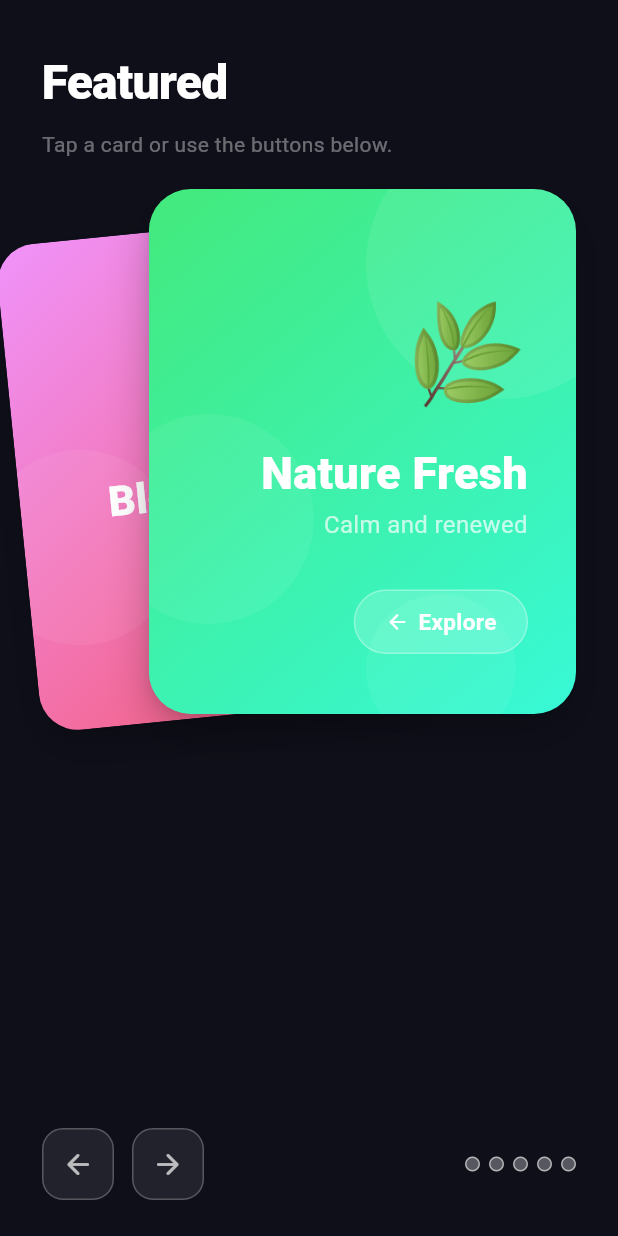
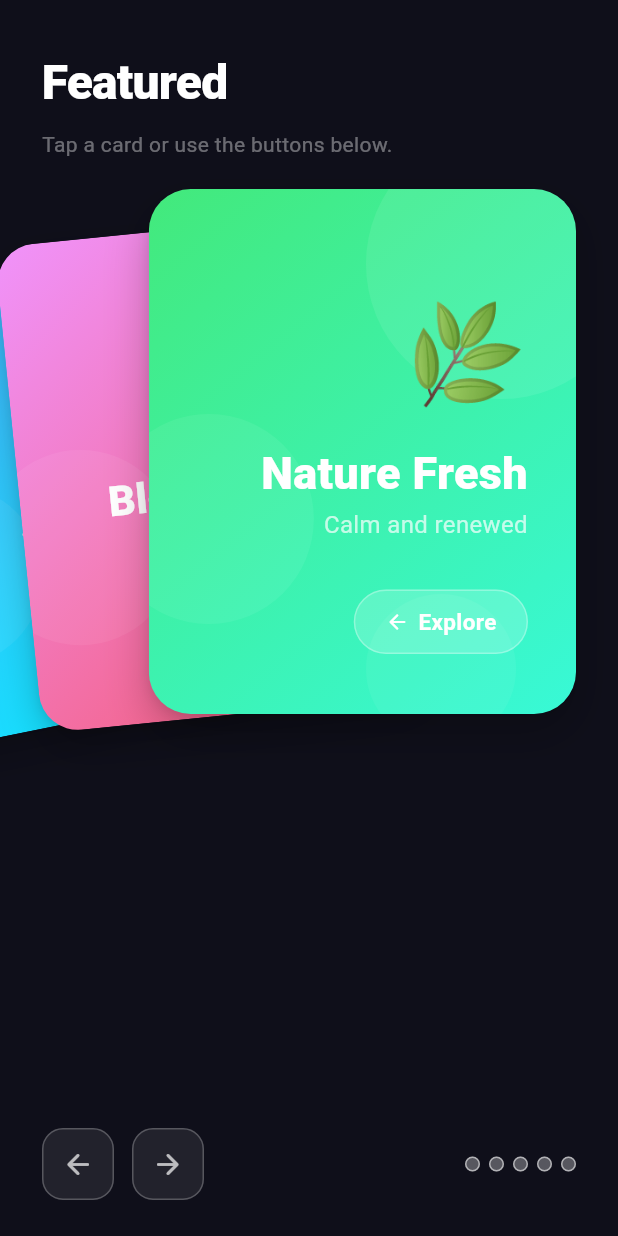
Before and after one commit to devnoaman/slidable_app, a Flutter app: the screen it shows after launch, on a phone screen of 412 x 824 dp. Run offline on Flutter 3.47's test engine with Material 3 defaults, Android fonts, the phone set to English and light mode, and no system bars.

Commit message:
feat: add visibleCount parameter to stacked carousel configuration

```diff
--- a/lib/main.dart
+++ b/lib/main.dart
@@ -107,6 +107,7 @@ class _CarouselDemoPageState extends State<CarouselDemoPage> {
                     peekOffsetX: 80,
                     flyDirection: FlyDirection.up,
                     peekTiltAngle: 0.10,
+                    visibleCount: 3,
                     onCardTap: (index) {
                       ScaffoldMessenger.of(context).showSnackBar(
                         SnackBar(
--- a/stacked_carousel/lib/src/stacked_carousel.dart
+++ b/stacked_carousel/lib/src/stacked_carousel.dart
@@ -69,6 +69,7 @@ class StackedCarousel extends StatefulWidget {
     this.swipeThreshold = 300.0,
     this.autoPlay = true,
     this.isDotIndicatorEnabled = true,
+    this.visibleCount = 3,
   });
 
   /// Optional external controller — use it to call [next], [previous], [jumpTo].
@@ -120,6 +121,9 @@ class StackedCarousel extends StatefulWidget {
   /// Whether the dot indicator is visible.
   final bool isDotIndicatorEnabled;
 
+  /// The maximum number of cards visible in the stack at once.
+  final int visibleCount;
+
   @override
   State<StackedCarousel> createState() => _StackedCarouselState();
 }
@@ -142,10 +146,6 @@ class _StackedCarouselState extends State<StackedCarousel>
   late Animation<double> _riseTilt;
   late Animation<double> _riseScale;
 
-  /// Short fade-in controller for the NEW peek card that appears after
-  /// each transition. Starts at 1.0 so the first render is immediately visible.
-  late AnimationController _peekFadeController;
-
   @override
   void initState() {
     super.initState();
@@ -158,11 +158,6 @@ class _StackedCarouselState extends State<StackedCarousel>
     _riseController = AnimationController(
       vsync: this,
       duration: widget.animationDuration,
-    );
-    _peekFadeController = AnimationController(
-      vsync: this,
-      duration: const Duration(milliseconds: 250),
-      value: 1.0, // first render: peek card is immediately visible
     );
 
     _buildTweens();
@@ -261,7 +256,6 @@ class _StackedCarouselState extends State<StackedCarousel>
     _timer?.cancel();
     _flyController.dispose();
     _riseController.dispose();
-    _peekFadeController.dispose();
     super.dispose();
   }
 
@@ -292,8 +286,6 @@ class _StackedCarouselState extends State<StackedCarousel>
     _flyController.reset();
     _riseController.reset();
     _isAnimating = false;
-    // Fade in the new peek card.
-    _peekFadeController.forward(from: 0);
   }
 
   Future<void> _retreat() async {
@@ -319,8 +311,6 @@ class _StackedCarouselState extends State<StackedCarousel>
     _flyController.reset();
     _riseController.reset();
     _isAnimating = false;
-    // Fade in the new peek card.
-    _peekFadeController.forward(from: 0);
   }
 
   void _jumpTo(int index) {
@@ -359,40 +349,73 @@ class _StackedCarouselState extends State<StackedCarousel>
       );
     }
 
-    final Widget peekCard = widget.items.length > 1
-        ? AnimatedBuilder(
-            animation: Listenable.merge([_riseController, _peekFadeController]),
-            builder: (context, child) {
-              return Positioned(
-                top: _riseOffsetY.value,
-                child: Opacity(
-                  opacity: _peekFadeController.value,
-                  child: Transform.translate(
-                    // Mirror X offset for RTL.
-                    offset: Offset(_riseOffsetX.value * dirFactor, 0),
+    final int n = widget.items.length;
+    if (n == 0) return [];
+    if (n == 1) {
+      return [tappable(_CardShell(child: widget.items[0]), 0)];
+    }
+
+    final int peekCount = (widget.visibleCount - 1).clamp(1, n - 1);
+    final List<Widget> layers = [];
+
+    Widget buildCardState(int actualIndex, double effectiveI, double opacity) {
+      final offsetY = effectiveI * widget.peekOffsetY;
+      final offsetX = effectiveI * widget.peekOffsetX * dirFactor;
+      final tilt = effectiveI * widget.peekTiltAngle * dirFactor;
+      final scale = 1.0 - (0.07 * effectiveI);
+
+      Widget card = Transform.translate(
+        offset: Offset(offsetX, 0),
         child: Transform(
           alignment: Alignment.bottomCenter,
-                      // Mirror tilt for RTL.
-                      transform: Matrix4.identity()
-                        ..rotateZ(_riseTilt.value * dirFactor),
+          transform: Matrix4.identity()..rotateZ(tilt),
           child: Transform.scale(
-                        scale: _riseScale.value,
+            scale: scale,
             child: SizedBox(
-                            width: cardWidth, height: cardHeight, child: child),
-                      ),
+              width: cardWidth,
+              height: cardHeight,
+              child: tappable(_CardShell(child: widget.items[actualIndex]), actualIndex),
             ),
           ),
         ),
       );
+
+      if (opacity < 1.0) {
+        card = Opacity(opacity: opacity, child: card);
+      }
+
+      return Positioned(
+        top: offsetY,
+        child: card,
+      );
+    }
+
+    if (!_isReversing) {
+      // Forward or rest animation
+      final int maxK = _isAnimating ? (peekCount + 1).clamp(1, n - 1) : peekCount;
+
+      for (int k = maxK; k >= 1; k--) {
+        int idx = (_currentIndex + k) % n;
+        layers.add(
+          AnimatedBuilder(
+            animation: _riseController,
+            builder: (context, child) {
+              final curveT = Curves.easeOutCubic.transform(_riseController.value);
+              final effectiveI = k - curveT;
+
+              double opacity = 1.0;
+              if (k == peekCount + 1) {
+                 opacity = curveT;
+              }
+
+              return buildCardState(idx, effectiveI, opacity);
             },
-            child: tappable(
-              _CardShell(child: widget.items[_nextIndex]),
-              _nextIndex,
           ),
-          )
-        : const SizedBox.shrink();
+        );
+      }
 
-    final Widget currentCard = AnimatedBuilder(
+      layers.add(
+        AnimatedBuilder(
           animation: _flyController,
           builder: (context, child) {
             return Transform.translate(
@@ -401,19 +424,67 @@ class _StackedCarouselState extends State<StackedCarousel>
                 scale: _flyScale.value,
                 child: Opacity(
                   opacity: _flyOpacity.value,
-              child:
-                  SizedBox(width: cardWidth, height: cardHeight, child: child),
+                  child: SizedBox(
+                    width: cardWidth,
+                    height: cardHeight,
+                    child: tappable(_CardShell(child: widget.items[_currentIndex]), _currentIndex),
+                  ),
                 ),
               ),
             );
           },
-      child: tappable(
-        _CardShell(child: widget.items[_currentIndex]),
-        _currentIndex,
         ),
       );
+    } else {
+      // Reverse animation
+      for (int k = peekCount; k >= 0; k--) {
+        int idx = (_currentIndex + k) % n;
+        layers.add(
+          AnimatedBuilder(
+            animation: _flyController,
+            builder: (context, child) {
+              final curveT = Curves.easeInCubic.transform(_flyController.value);
+              final effectiveI = k + curveT;
 
-    return _isReversing ? [currentCard, peekCard] : [peekCard, currentCard];
+              double opacity = 1.0;
+              if (k == peekCount) {
+                 opacity = 1.0 - curveT;
+              }
+
+              return buildCardState(idx, effectiveI, opacity);
+            },
+          ),
+        );
+      }
+
+      layers.add(
+        AnimatedBuilder(
+          animation: _riseController,
+          builder: (context, child) {
+            return Positioned(
+              top: _riseOffsetY.value,
+              child: Transform.translate(
+                offset: Offset(_riseOffsetX.value * dirFactor, 0),
+                child: Transform(
+                  alignment: Alignment.bottomCenter,
+                  transform: Matrix4.identity()..rotateZ(_riseTilt.value * dirFactor),
+                  child: Transform.scale(
+                    scale: _riseScale.value,
+                    child: SizedBox(
+                      width: cardWidth,
+                      height: cardHeight,
+                      child: tappable(_CardShell(child: widget.items[_nextIndex]), _nextIndex),
+                    ),
+                  ),
+                ),
+              ),
+            );
+          },
+        ),
+      );
+    }
+
+    return layers;
   }
 
   // ── Build ─────────────────────────────────────────────────────────────────
@@ -438,9 +509,11 @@ class _StackedCarouselState extends State<StackedCarousel>
           stackAlignment = isRTL ? Alignment.topRight : Alignment.topLeft;
         }
 
+        final int peekCount = (widget.visibleCount - 1).clamp(1, widget.items.length > 1 ? widget.items.length - 1 : 1);
+
         return SizedBox(
           width: constraints.maxWidth,
-          height: cardHeight + widget.peekOffsetY + 16,
+          height: cardHeight + (widget.peekOffsetY * peekCount) + 16,
           child: GestureDetector(
             onHorizontalDragEnd: (details) {
               // Multiply raw velocity by dirFactor so the intuitive swipe
```
Lines whose indentation alone changed are shown as unchanged.
